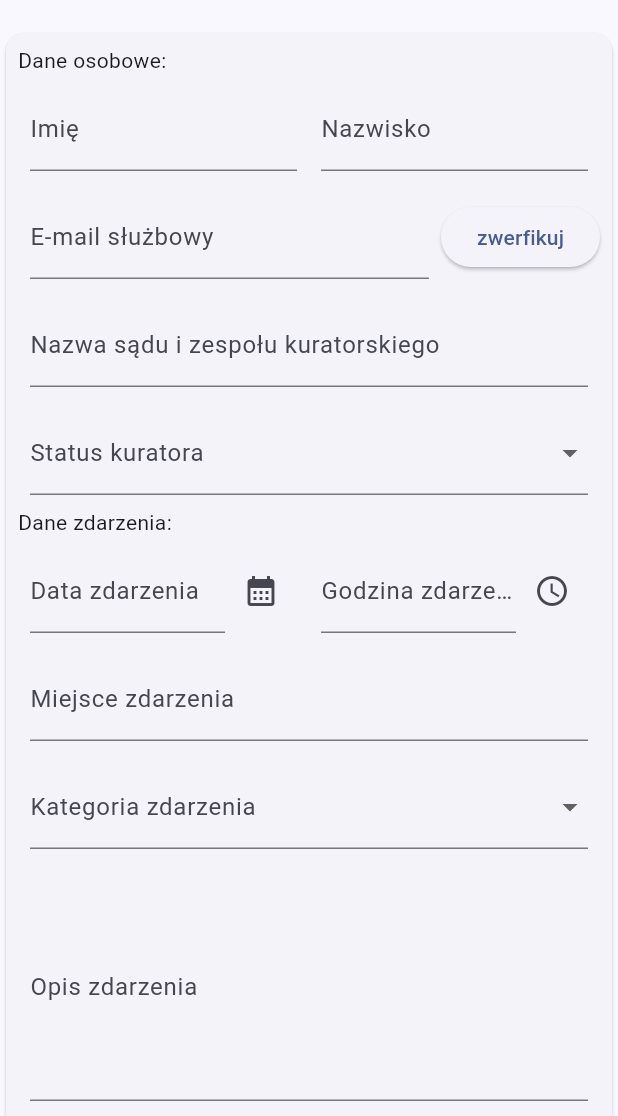
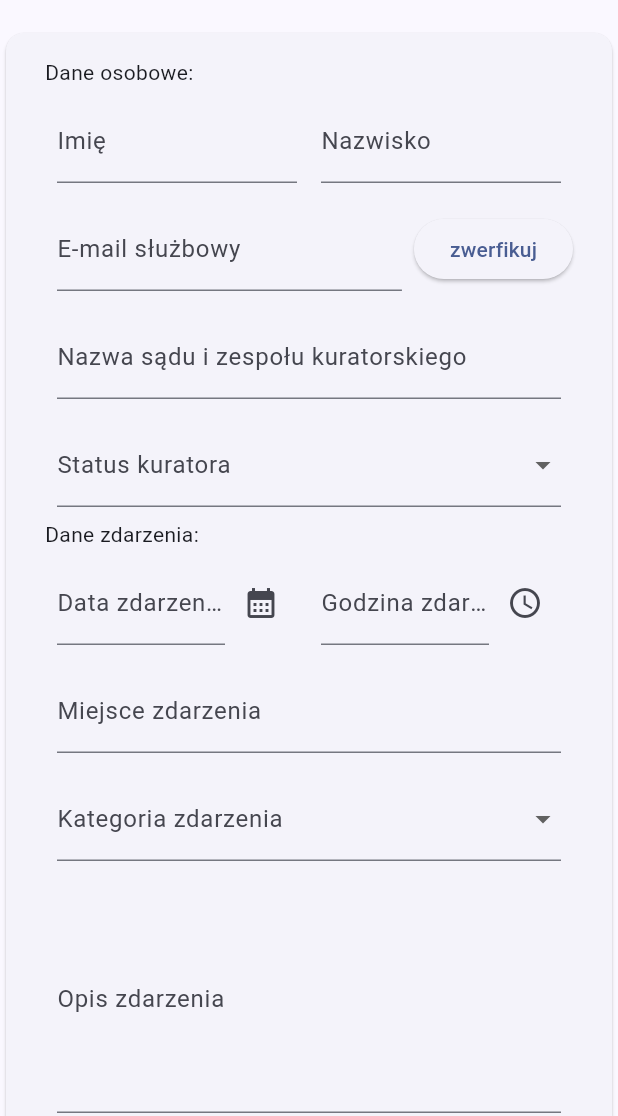
Before and after one commit to MRcoin2/Raportowanie_Zdarzen_Niebezpiecznych, a Flutter app: the screen it shows after launch, on a phone screen of 412 x 824 dp, the part 120-1236 px from its top. Run offline on Flutter 3.47's test engine with Material 2 defaults, Android fonts, the phone set to English and light mode, and no system bars; our stand-ins replace firebase_core, flex_color_scheme; missing offline and left inert: email_otp; accounts and stored records are empty; generated files the repository leaves out were written again.

Commit message:
fixed scrolling

```diff
--- a/lib/main.dart
+++ b/lib/main.dart
@@ -138,13 +138,17 @@ class _MyHomePageState extends State<MyHomePage> {
   Widget build(BuildContext context) {
     return SafeArea(
       child: Scaffold(
-        body: Center(
-          child: SingleChildScrollView(
+        body: SingleChildScrollView(
+          child: SizedBox(
+            width: double.infinity,
+            child: Center(
               child: Column(
                 children: [Text("Raportowanie Zdarzeń Niebezpiecznych", style: Theme.of(context).textTheme.headlineLarge,),
                   Padding(
                     padding: const EdgeInsets.only(top:18.0, bottom: 18.0),
                     child: Card(
+                      child: Padding(
+                        padding: const EdgeInsets.only(top:8.0, bottom: 8.0, left: 18.0, right: 18.0),
                         child: SizedBox(
                           width: MediaQuery.of(context).size.height/MediaQuery.of(context).size.width<1?MediaQuery.of(context).size.width*0.50:double.infinity,
                           child: const Center(
@@ -156,7 +160,9 @@ class _MyHomePageState extends State<MyHomePage> {
                         ),
                       ),
                     ),
+                  ),
                 ],
+              ),
             ),
           ),
         ),
```
Lines whose indentation alone changed are shown as unchanged.
